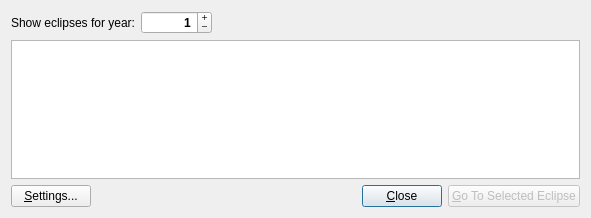
This is src/plugins/render/eclipses/EclipsesBrowserDialog.ui in KDE/marble as Qt 5 draws it before an edit. The edited form follows.
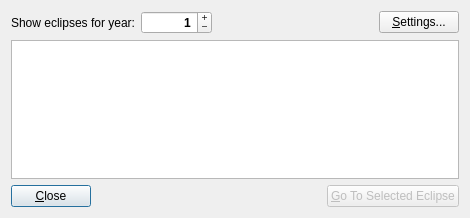
This is the edited form.

Commit message: EclipsesPlugin: Move close button to the bottom left

```diff
--- a/src/plugins/render/eclipses/EclipsesBrowserDialog.ui
+++ b/src/plugins/render/eclipses/EclipsesBrowserDialog.ui
@@ -6,7 +6,7 @@
    <rect>
     <x>0</x>
     <y>0</y>
-    <width>591</width>
+    <width>470</width>
     <height>218</height>
    </rect>
   </property>
@@ -95,6 +95,13 @@
         </property>
        </spacer>
       </item>
+      <item>
+       <widget class="QPushButton" name="buttonSettings">
+        <property name="text">
+         <string>&amp;Settings...</string>
+        </property>
+       </widget>
+      </item>
      </layout>
     </widget>
    </item>
@@ -129,26 +136,6 @@
       <property name="margin">
        <number>0</number>
       </property>
-      <item>
-       <widget class="QPushButton" name="buttonSettings">
-        <property name="text">
-         <string>&amp;Settings...</string>
-        </property>
-       </widget>
-      </item>
-      <item>
-       <spacer name="horizontalSpacer2">
-        <property name="orientation">
-         <enum>Qt::Horizontal</enum>
-        </property>
-        <property name="sizeHint" stdset="0">
-         <size>
-          <width>40</width>
-          <height>20</height>
-         </size>
-        </property>
-       </spacer>
-      </item>
       <item>
        <widget class="QPushButton" name="buttonClose">
         <property name="text">
@@ -159,6 +146,19 @@
         </property>
        </widget>
       </item>
+      <item>
+       <spacer name="horizontalSpacer2">
+        <property name="orientation">
+         <enum>Qt::Horizontal</enum>
+        </property>
+        <property name="sizeHint" stdset="0">
+         <size>
+          <width>40</width>
+          <height>20</height>
+         </size>
+        </property>
+       </spacer>
+      </item>
       <item>
        <widget class="QPushButton" name="buttonShow">
         <property name="enabled">
```
